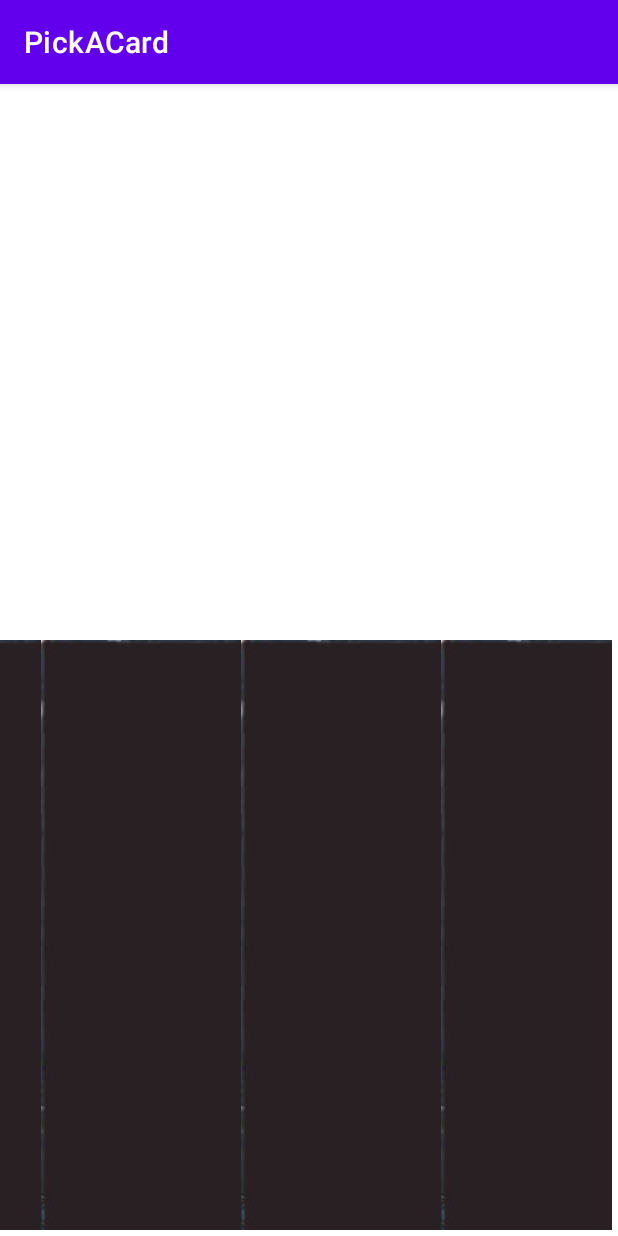
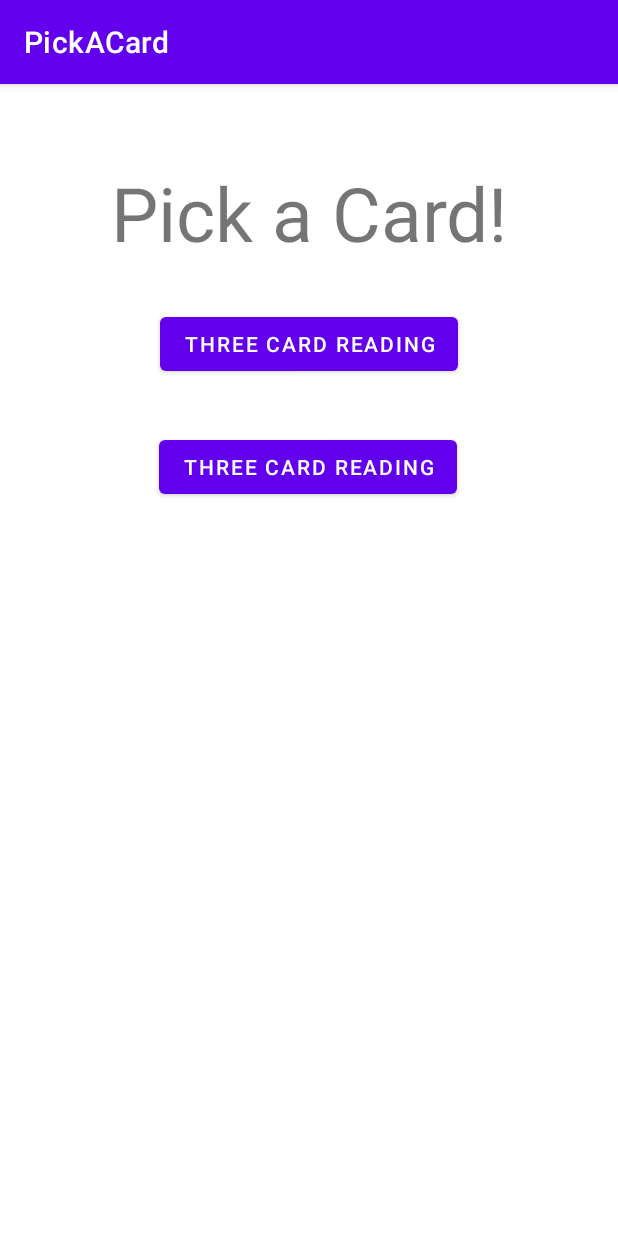
Before and after one commit to Pancakeddd/PickACard, an Android app built with Jetpack Compose: the screen it shows after launch (MainActivity before the commit, MainMenuActivity after it), on a phone screen of 412 x 824 dp. Run offline under Robolectric (Android 15) with nearby library versions, the phone set to English and light mode, and no system bars.

Commit message:
First main menu button coded in.

```diff
--- a/app/src/main/java/com/example/pickacard/CardPickFragment.kt
+++ b/app/src/main/java/com/example/pickacard/CardPickFragment.kt
@@ -1,9 +1,7 @@
 package com.example.pickacard
 
 import android.content.Intent
-import android.content.res.Resources
 import android.os.Bundle
-import android.util.Log
 import android.view.LayoutInflater
 import android.view.View
 import android.view.ViewGroup
@@ -15,7 +13,7 @@ class CardPickFragment : Fragment() {
     private var cards: Vector<Card> = Vector<Card>()
     private var selected_cards: Vector<Card> = Vector<Card>()
     private lateinit var card_layout: LinearLayout
-    private val wanted_cards: Int = 9
+    var wanted_cards: Int = 0
 
 
     override fun onCreateView(
@@ -26,12 +24,13 @@ class CardPickFragment : Fragment() {
         cards
         val root: View = inflater.inflate(R.layout.activity_cardslideshow_layout, container, false)
         card_layout = root.findViewById(R.id.card_layout)
+
         return root
     }
 
     override fun onViewCreated(view: View, savedInstanceState: Bundle?) {
 
-        for (i in 0..wanted_cards)
+        for (i in 1..wanted_cards)
         {
             var new_card: Card = CardFactory.newRandomCard(requireContext())
 
@@ -57,7 +56,7 @@ class CardPickFragment : Fragment() {
 
                 if (selected_cards.size >= 3)
                 {
-                    val intent = Intent(context, CardShowHand::class.java)
+                    val intent = Intent(context, CardShowHandActivity::class.java)
                     for (i in (0..selected_cards.size-1))
                     {
                         intent.putExtra(i.toString(), selected_cards[i].arcana.show())
--- a/app/src/main/java/com/example/pickacard/CardShowHand.kt
+++ b/app/src/main/java/com/example/pickacard/CardShowHandActivity.kt
@@ -4,7 +4,7 @@ import androidx.appcompat.app.AppCompatActivity
 import android.os.Bundle
 import android.view.View
 
-class CardShowHand : AppCompatActivity() {
+class CardShowHandActivity : AppCompatActivity() {
     override fun onCreate(savedInstanceState: Bundle?) {
         super.onCreate(savedInstanceState)
         setContentView(R.layout.activity_show_hand)
--- a/app/src/main/java/com/example/pickacard/MainActivity.kt
+++ b/app/src/main/java/com/example/pickacard/MainActivity.kt
@@ -1,5 +1,6 @@
 package com.example.pickacard
 
+import android.content.Intent
 import androidx.appcompat.app.AppCompatActivity
 import android.os.Bundle
 import android.view.ViewGroup
@@ -19,7 +20,10 @@ class MainActivity : AppCompatActivity()
         super.onCreate(savedInstanceState)
 
 
-        setContentView(R.layout.activity_main)
+        val intent = Intent(this, MainMenuActivity::class.java)
+        //intent.putExtra("cardstype", "threecards")
+
+        startActivity(intent)
 
         //var currenthand = HandFactory.generateHand(this, binding, 3)
 
--- a/app/src/main/java/com/example/pickacard/MainMenuActivity.kt
+++ b/app/src/main/java/com/example/pickacard/MainMenuActivity.kt
@@ -1,11 +1,23 @@
 package com.example.pickacard
 
+import android.content.Intent
 import androidx.appcompat.app.AppCompatActivity
 import android.os.Bundle
+import android.widget.Button
 
 class MainMenuActivity : AppCompatActivity() {
     override fun onCreate(savedInstanceState: Bundle?) {
         super.onCreate(savedInstanceState)
         setContentView(R.layout.activity_main_menu)
+
+        var cards_3 = findViewById<Button>(R.id.threecardreading)
+
+        cards_3.setOnClickListener {
+
+            val intent = Intent(this, PickACardActivity::class.java)
+            intent.putExtra("cardstype", "threecards")
+
+            startActivity(intent)
+        }
     }
 }
--- a/app/src/main/java/com/example/pickacard/PickACardActivity.kt
+++ b/app/src/main/java/com/example/pickacard/PickACardActivity.kt
@@ -7,5 +7,11 @@ class PickACardActivity : AppCompatActivity() {
     override fun onCreate(savedInstanceState: Bundle?) {
         super.onCreate(savedInstanceState)
         setContentView(R.layout.activity_pick_acard)
+
+        if (intent.getStringExtra("cardstype") == "threecards")
+        {
+            val cpf: CardPickFragment = (supportFragmentManager.findFragmentById(R.id.cardpickfragment)!! as CardPickFragment)
+            cpf.wanted_cards = 3
+        }
     }
 }
--- a/app/src/main/res/layout/activity_main_menu.xml
+++ b/app/src/main/res/layout/activity_main_menu.xml
@@ -10,7 +10,31 @@
         android:id="@+id/textView"
         android:layout_width="wrap_content"
         android:layout_height="wrap_content"
-        android:text="TextView"
-        tools:layout_editor_absoluteX="200dp"
-        tools:layout_editor_absoluteY="52dp" />
+        android:layout_marginTop="52dp"
+        android:text="Pick a Card!"
+        android:textSize="50sp"
+        app:layout_constraintEnd_toEndOf="parent"
+        app:layout_constraintStart_toStartOf="parent"
+        app:layout_constraintTop_toTopOf="parent" />
+
+    <Button
+        android:id="@+id/threecardreading"
+        android:layout_width="wrap_content"
+        android:layout_height="wrap_content"
+        android:layout_marginTop="30dp"
+        android:text="Three card reading"
+        app:layout_constraintEnd_toEndOf="parent"
+        app:layout_constraintStart_toStartOf="parent"
+        app:layout_constraintTop_toBottomOf="@+id/textView" />
+
+    <Button
+        android:id="@+id/threecardreading2"
+        android:layout_width="wrap_content"
+        android:layout_height="wrap_content"
+        android:layout_marginTop="112dp"
+        android:text="Three card reading"
+        app:layout_constraintEnd_toEndOf="parent"
+        app:layout_constraintHorizontal_bias="0.497"
+        app:layout_constraintStart_toStartOf="parent"
+        app:layout_constraintTop_toBottomOf="@+id/textView" />
 </androidx.constraintlayout.widget.ConstraintLayout>
--- a/app/src/main/res/layout/activity_show_hand.xml
+++ b/app/src/main/res/layout/activity_show_hand.xml
@@ -4,7 +4,7 @@
     xmlns:tools="http://schemas.android.com/tools"
     android:layout_width="match_parent"
     android:layout_height="match_parent"
-    tools:context=".CardShowHand">
+    tools:context=".CardShowHandActivity">
 
     <androidx.fragment.app.FragmentContainerView
         android:id="@+id/pagerfragment"
```
Also changed, not shown: app/src/main/AndroidManifest.xml (+1 -6 lines), app/src/main/res/layout/activity_pick_acard.xml (+12 -1 lines).
